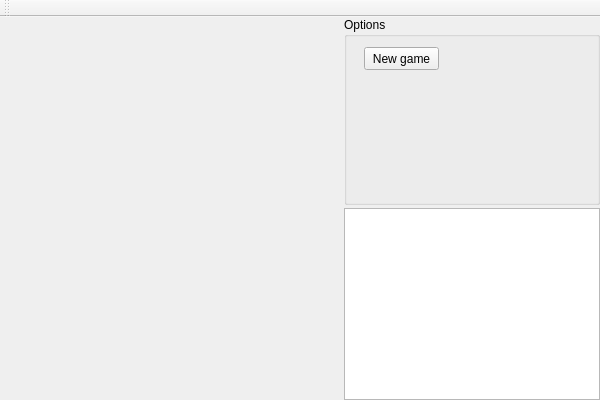
The window that src/chess/chess.ui (alekho77/chai) describes before a commit, drawn with Qt 5.
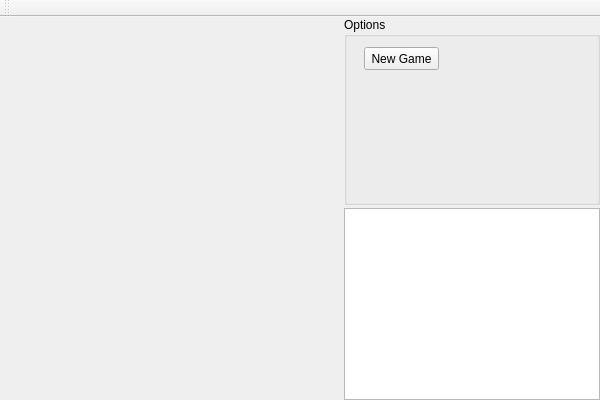
The same window after the commit. Icons and pictures are not drawn. Custom widgets are drawn as their Qt base class.

What changed in the file:
```diff
--- a/src/chess/chess.ui
+++ b/src/chess/chess.ui
@@ -91,7 +91,7 @@
           </rect>
          </property>
          <property name="text">
-          <string>New game</string>
+          <string>New Game</string>
          </property>
         </widget>
        </widget>
```
